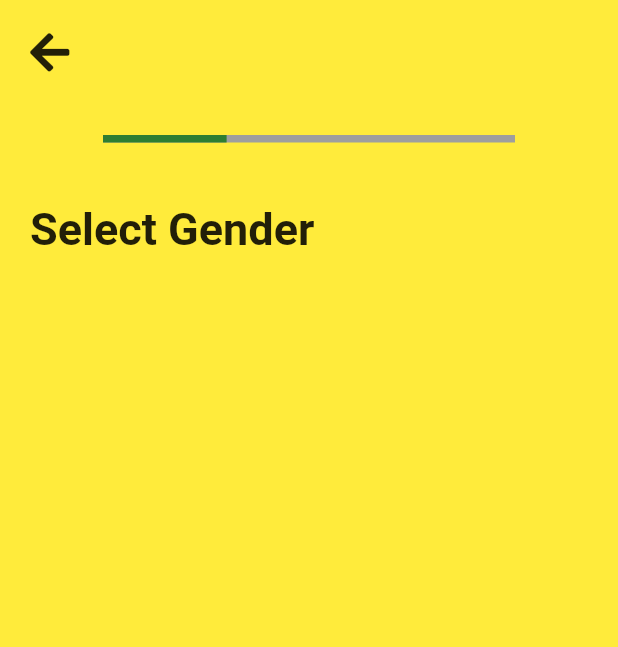
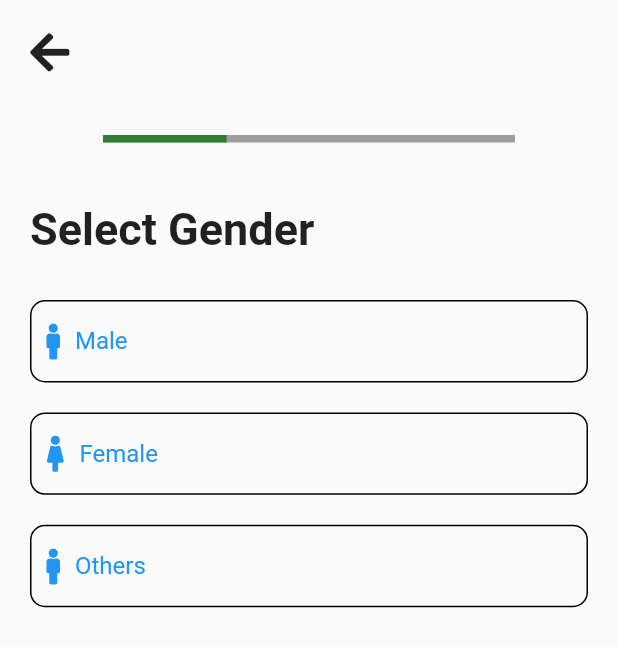
Before and after one commit to sajibAdhi/pencilbox_ui_app_batch21, a Flutter app: the screen it shows after launch, on a phone screen of 412 x 824 dp. Shown: the top 647 px of the screen. Run offline on Flutter 3.47's test engine with Material 2 defaults, Android fonts, the phone set to English and light mode, and no system bars; our stand-ins replace font_awesome_flutter.

Commit message:
GenderButtons Created

```diff
--- a/lib/screens/account/select_gender_page.dart
+++ b/lib/screens/account/select_gender_page.dart
@@ -1,8 +1,8 @@
-import 'package:exam3/models/gender.dart';
 import 'package:exam3/screens/layout/app_layout.dart';
 import 'package:exam3/widgets/custom_back_button.dart';
 import 'package:exam3/widgets/custom_linear_progress_indecator.dart';
 import 'package:exam3/widgets/custom_title.dart';
+import 'package:exam3/widgets/gender_buttons.dart';
 import 'package:flutter/material.dart';
 
 class SelectGenderPage extends StatelessWidget {
@@ -10,8 +10,6 @@
 
   @override
   Widget build(BuildContext context) {
-    final List<Gender> _gender = Gender.getGenders();
-    final _size = MediaQuery.of(context).size;
     return Scaffold(
       body: SafeArea(
           child: Stack(
@@ -21,7 +19,7 @@
               CustomBackButton(),
               CustomLinearProgressIndecator(progressValue: 0.3),
               CustomTitle(title: 'Select Gender'),
-
+              GenderButtons(),
             ],
           ),
         ],
--- a/lib/screens/layout/app_layout.dart
+++ b/lib/screens/layout/app_layout.dart
@@ -10,7 +10,6 @@
     return Container(
       height: _size.height,
       width: _size.width,
-      decoration: BoxDecoration(color: Colors.yellow),
       padding: EdgeInsets.symmetric(horizontal: 20.0),
       child: Column(
         crossAxisAlignment: CrossAxisAlignment.start,
--- a/lib/widgets/gender_buttons.dart
+++ b/lib/widgets/gender_buttons.dart
@@ -0,0 +1,63 @@
+import 'package:exam3/models/gender.dart';
+import 'package:flutter/material.dart';
+import 'package:font_awesome_flutter/font_awesome_flutter.dart';
+
+class GenderButtons extends StatelessWidget {
+  const GenderButtons({Key? key}) : super(key: key);
+
+  @override
+  Widget build(BuildContext context) {
+    final List<Gender> _gender = Gender.getGenders();
+    final _size = MediaQuery.of(context).size;
+    return Container(
+      height: 300,
+      child: ListView.builder(
+        itemCount: _gender.length,
+        itemBuilder: (context, _index) {
+          return GenderButton(size: _size, gender: _gender, index: _index);
+        },
+      ),
+    );
+  }
+}
+
+class GenderButton extends StatelessWidget {
+  final Size size;
+  final List<Gender> gender;
+  final int index;
+  const GenderButton({
+    Key? key,
+    required this.size,
+    required this.gender,
+    required this.index,
+  }) : super(key: key);
+
+  @override
+  Widget build(BuildContext context) {
+    return Container(
+      margin: EdgeInsets.symmetric(vertical: 10),
+      padding: EdgeInsets.symmetric(horizontal: 10),
+      height: size.height / 15,
+      decoration: BoxDecoration(
+        borderRadius: BorderRadius.circular(10),
+        border: Border.all(),
+      ),
+      child: Row(
+        children: [
+          FaIcon(
+            gender[index].icon,
+            color: Colors.blue,
+          ),
+          SizedBox(width: 10),
+          Text(
+            gender[index].label,
+            style: TextStyle(
+              fontSize: 16,
+              color: Colors.blue,
+            ),
+          ),
+        ],
+      ),
+    );
+  }
+}
```
